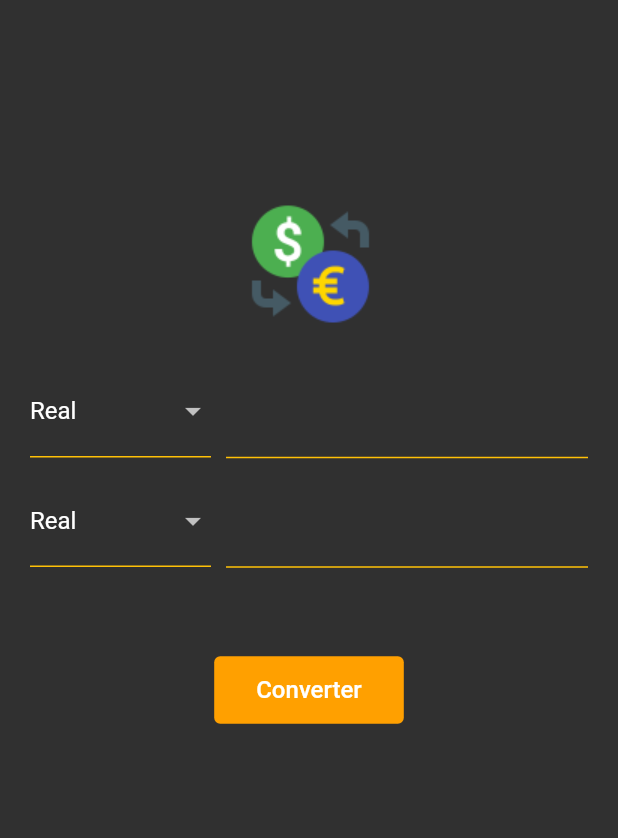
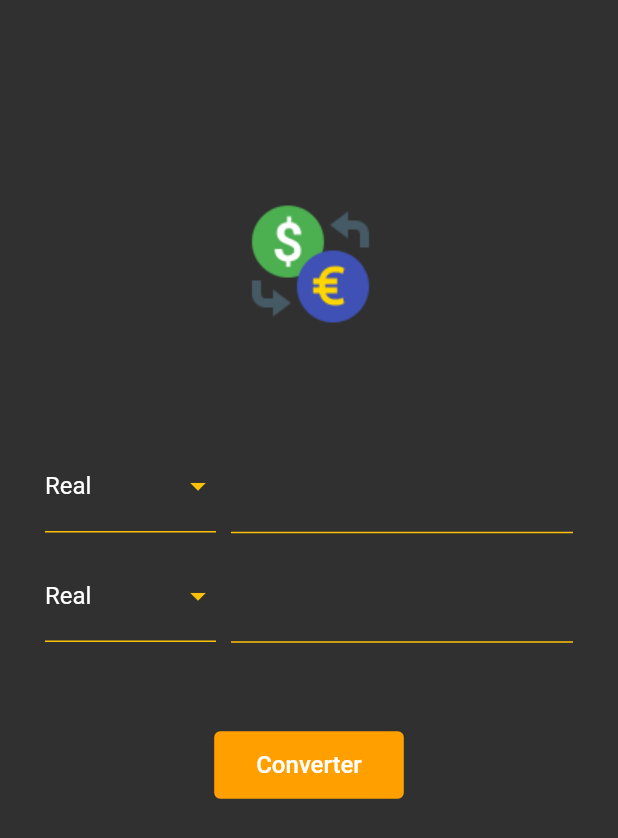
Before and after one commit to marcos2872/conversor_de_moeda_flutter, a Flutter app: the screen it shows after launch, on a phone screen of 412 x 824 dp. Shown: the top 838 px of the screen. Run offline on Flutter 3.47's test engine with Material 2 defaults, Android fonts, the phone set to English and light mode, and no system bars.

Commit message:
ajustes no layout

```diff
--- a/lib/app/components/currency_box.dart
+++ b/lib/app/components/currency_box.dart
@@ -8,7 +8,7 @@ class CurrencyBox extends StatelessWidget {
     return Row(
       children: [
         SizedBox(
-          width: MediaQuery.of(context).size.width - 40,
+          width: MediaQuery.of(context).size.width - 60,
           child: Row(
             children: [
               Expanded(
@@ -16,6 +16,7 @@ class CurrencyBox extends StatelessWidget {
                   child: SizedBox(
                     height: 63,
                     child: DropdownButton(
+                        iconEnabledColor: Colors.amber,
                         underline: Container(
                           height: 1,
                           color: Colors.amber,
--- a/lib/app/views/home_view.dart
+++ b/lib/app/views/home_view.dart
@@ -11,7 +11,7 @@ class HomeView extends StatelessWidget {
         width: MediaQuery.of(context).size.width,
         height: MediaQuery.of(context).size.height,
         child: Padding(
-          padding: const EdgeInsets.only(left: 20, right: 20, top: 100),
+          padding: const EdgeInsets.only(left: 30, right: 30, top: 100),
           child: Column(
             children: [
               Image.asset(
@@ -19,21 +19,21 @@ class HomeView extends StatelessWidget {
                 width: 150,
                 height: 150,
               ),
-              CurrencyBox(),
-              SizedBox(height: 10,),
-              CurrencyBox(),
+              const SizedBox(height: 50),
+              const CurrencyBox(),
               const SizedBox(
-                height: 50,
+                height: 10,
               ),
+              const CurrencyBox(),
+              const SizedBox(height: 50),
               TextButton(
                   style: ButtonStyle(
                       backgroundColor:
                           MaterialStateProperty.all(Colors.amber[700])),
                   onPressed: () {},
-                  child: Padding(
-                    padding:
-                        const EdgeInsets.symmetric(horizontal: 20, vertical: 5),
-                    child: const Text(
+                  child: const Padding(
+                    padding: EdgeInsets.symmetric(horizontal: 20, vertical: 5),
+                    child: Text(
                       'Converter',
                       style: TextStyle(color: Colors.white, fontSize: 16),
                     ),
```
